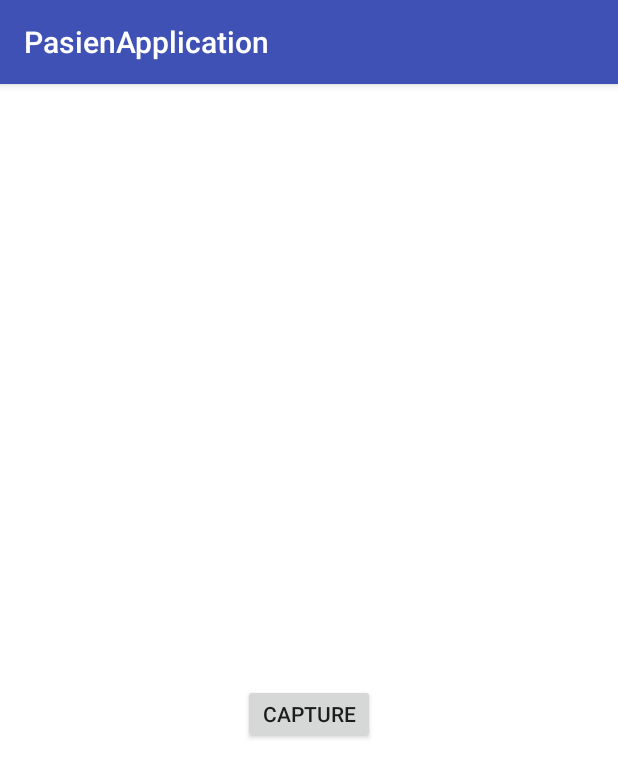
After one commit to qprocompany/EzMedicPasien, an Android app: the FotoResep screen opened directly, with no data from a screen before it, on a phone screen of 412 x 824 dp. The commit adds this screen. Shown: the top 778 px of the screen. Run offline under Robolectric (Android 15) with nearby library versions, the light colour scheme and no system bars.

Commit message:
Fitur Foto Resep - Fernando

```diff
--- /dev/null
+++ b/app/src/main/res/layout/activity_foto_resep.xml
@@ -0,0 +1,25 @@
+<?xml version="1.0" encoding="utf-8"?>
+<LinearLayout xmlns:android="http://schemas.android.com/apk/res/android"
+    xmlns:app="http://schemas.android.com/apk/res-auto"
+    xmlns:tools="http://schemas.android.com/tools"
+    android:layout_width="match_parent"
+    android:layout_height="match_parent"
+    android:orientation="vertical"
+    tools:context=".FotoResep"
+    android:background="@color/colorWhite">
+
+    <ImageView
+        android:id="@+id/hasil"
+        android:layout_width="300dp"
+        android:layout_height="400dp"
+        android:layout_gravity="center"
+        android:background="@drawable/radius" />
+
+    <Button
+        android:id="@+id/capture"
+        android:layout_width="wrap_content"
+        android:layout_height="40dp"
+        android:layout_gravity="center"
+        android:text="capture"/>
+
+</LinearLayout>
--- a/app/src/main/res/layout/activity_menu_obat.xml
+++ b/app/src/main/res/layout/activity_menu_obat.xml
@@ -73,7 +73,7 @@
         </LinearLayout>
 
         <LinearLayout
-            android:id="@+id/scan"
+            android:id="@+id/foto"
             android:layout_width="match_parent"
             android:layout_height="100dp"
             android:layout_marginTop="5dp"
@@ -114,7 +114,7 @@
                 <TextView
                     android:layout_width="match_parent"
                     android:layout_height="wrap_content"
-                    android:text="Scan Resep"
+                    android:text="Foto Resep"
                     android:textSize="30dp"
                     android:textStyle="bold"
                     android:layout_gravity="center"
```
Also changed, not shown: app/src/main/AndroidManifest.xml (+8 -2 lines), app/src/main/java/com/example/user/pasienapplication/FotoResep.java (added, +110 -0 lines), app/src/main/java/com/example/user/pasienapplication/MenuObat.java (+11 -9 lines).
